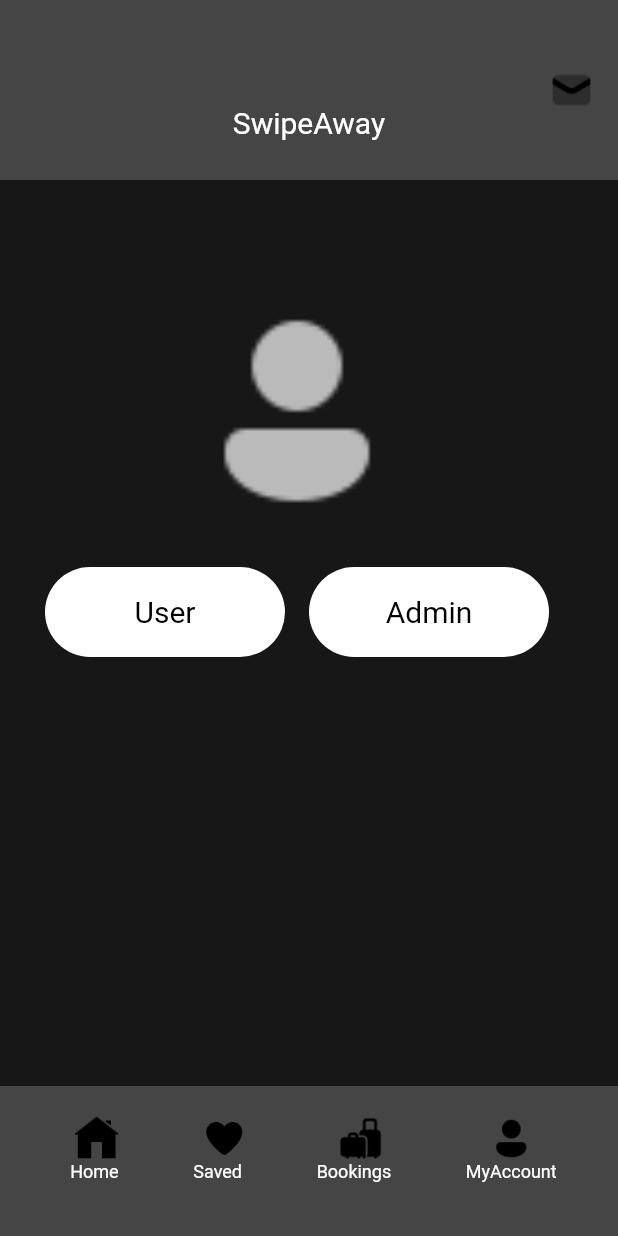
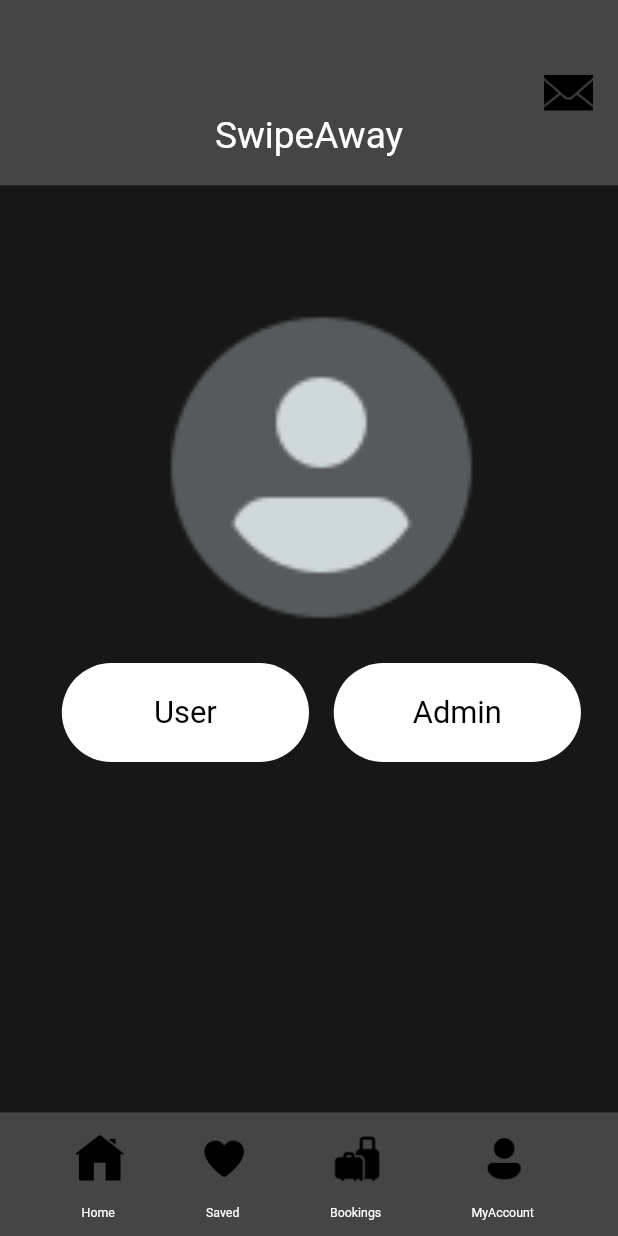
Before and after one commit to helenajullia/SwipeAway, a Flutter app: the screen it shows after launch, on a phone screen of 412 x 824 dp. Run offline on Flutter 3.47's test engine with Material 2 defaults, Android fonts, the phone set to English and light mode, and no system bars; our stand-ins replace get, google_fonts.

Commit message:
Improved layout for every device

```diff
--- a/lib/authentication/choose_user_or_admin.dart
+++ b/lib/authentication/choose_user_or_admin.dart
@@ -4,45 +4,49 @@ import 'package:google_fonts/google_fonts.dart';
 class ChooseUserOrAdmin extends StatelessWidget {
   @override
   Widget build(BuildContext context) {
+    final screenSize = MediaQuery.of(context).size;
+
     return Scaffold(
       backgroundColor: Color(0xFF171717),
       body: Stack(
         children: [
-          // Title at the top
           Positioned(
             left: 0,
             right: 0,
-            top: 0,
+            top: screenSize.height * 0.00, // Adjust the top position of the "SwipeAway" text
             child: Container(
-              width: 390,
-              height: 120,
+              width: screenSize.width,
+              height: screenSize.height * 0.15,
               decoration: BoxDecoration(color: Color(0xFF454545)),
               child: Stack(
                 alignment: Alignment.center,
                 children: [
                   Row(
                     mainAxisAlignment: MainAxisAlignment.center,
+                    crossAxisAlignment: CrossAxisAlignment.center,
                     children: [
-                      Text(
+                      Align(
+                        alignment: Alignment(0.4, 0.6), // Adjust the values (-1.0 to 1.0) to control alignment
+                        child: Text(
                           'SwipeAway',
-                        textAlign: TextAlign.center,
                           style: GoogleFonts.kronaOne(
                             color: Colors.white,
-                          fontSize: 20,
+
+                            fontSize: screenSize.width * 0.06,
                             fontWeight: FontWeight.w400,
-                          height: 5,
+                          ),
                         ),
                       ),
                     ],
                   ),
                   Positioned(
-                    right: 16,
-                    top: 45,
+                    right: screenSize.width * 0.04,
+                    top: screenSize.height * 0.055,
                     child: Image.asset(
-                      'assets/icons/notifications_icon.png', // Replace with the path to your existing icon
-                      width: 30, // Adjust the width as needed
-                      height: 30, // Adjust the height as needed
-                      color: Colors.black, // Adjust the color as needed
+                      'assets/icons/notifications_icon.png',
+                      width: screenSize.width * 0.08,
+                      height: screenSize.width * 0.08,
+                      color: Colors.black,
                     ),
                   ),
                 ],
@@ -50,25 +54,19 @@ class ChooseUserOrAdmin extends StatelessWidget {
             ),
           ),
 
-
-
-
-          // User and Admin Buttons (Centered, Side by Side)
           Positioned(
-            left: 30,
-            top: 250,
+            left: screenSize.width * 0.1,
+            top: screenSize.height * 0.32,
             child: Column(
               children: [
-                // Icon above the buttons
                 Transform.scale(
-                  scale: 3.0, // Increase the scale value to make the icon larger
+                  scale: 2.5,
                   child: Image.asset(
-                    'assets/icons/myAccount_icon.png',
-                    color: Colors.white70,
+                    'assets/icons/user_icon.png',
+                    color: Colors.blueGrey.shade100,
                   ),
                 ),
-                SizedBox(height: 80), // Adjust the space between the icon and buttons
-                // User and Admin Buttons (Centered, Side by Side)
+                SizedBox(height: screenSize.height * 0.1),
                 Row(
                   mainAxisAlignment: MainAxisAlignment.center,
                   children: [
@@ -77,46 +75,44 @@ class ChooseUserOrAdmin extends StatelessWidget {
                         // Handle user button click
                       },
                       child: Container(
-                        width: 160,
-                        height: 60,
+                        width: screenSize.width * 0.4,
+                        height: screenSize.height * 0.08,
                         alignment: Alignment.center,
                         decoration: BoxDecoration(
                           color: Colors.white,
-                          borderRadius: BorderRadius.circular(30),
+                          borderRadius: BorderRadius.circular(screenSize.width * 0.08),
                         ),
                         child: Text(
                           'User',
                           textAlign: TextAlign.center,
                           style: GoogleFonts.kronaOne(
                             color: Colors.black,
-                            fontSize: 20,
+                            fontSize: screenSize.width * 0.05,
                             fontWeight: FontWeight.w400,
-                            height: 0,
                           ),
                         ),
                       ),
                     ),
-                    SizedBox(width: 16),
+                    SizedBox(width: screenSize.width * 0.04),
                     InkWell(
                       onTap: () {
                         // Handle admin button click
                       },
                       child: Container(
-                        width: 160,
-                        height: 60,
+                        width: screenSize.width * 0.4,
+                        height: screenSize.height * 0.08,
                         alignment: Alignment.center,
                         decoration: BoxDecoration(
                           color: Colors.white,
-                          borderRadius: BorderRadius.circular(30),
+                          borderRadius: BorderRadius.circular(screenSize.width * 0.08),
                         ),
                         child: Text(
                           'Admin',
                           textAlign: TextAlign.center,
                           style: GoogleFonts.kronaOne(
                             color: Colors.black,
-                            fontSize: 20,
+                            fontSize: screenSize.width * 0.05,
                             fontWeight: FontWeight.w400,
-                            height: 0,
                           ),
                         ),
                       ),
@@ -126,91 +122,37 @@ class ChooseUserOrAdmin extends StatelessWidget {
               ],
             ),
           ),
-
-
-          // Navigation (Moved to the bottom)
           Positioned(
             left: 0,
             right: 0,
             bottom: 0,
             child: Container(
-              width: 390,
-              height: 100, // You can adjust the height
+              width: screenSize.width,
+              height: screenSize.height * 0.1,
               decoration: BoxDecoration(color: Color(0xFF454545)),
-              child: Column(
-                children: [
-                  SizedBox(height: 20), // Adjust the height as needed
-                  Row(
+              child: Row(
                 mainAxisAlignment: MainAxisAlignment.spaceEvenly,
                 children: [
-                      // Wrap each Column with Align to align the content at the bottom
+                  for (final icon in [
+                    'home_icon.png',
+                    'saved_icon.png',
+                    'bookings_icon.png',
+                    'myAccount_icon.png',
+                  ])
                     Column(
                       children: [
                         Image.asset(
-                            'assets/icons/home_icon.png',
-                            width: 30,
-                            height: 30,
+                          'assets/icons/$icon',
+                          width: screenSize.width * 0.08,
+                          height: screenSize.width * 0.15,
                           color: Colors.black,
                         ),
                         Text(
-                            '  Home   ',
+                          '  ${_getLabelForIcon(icon)}   ',
                           style: GoogleFonts.kronaOne(
                             color: Colors.white,
-                              fontSize: 12,
+                            fontSize: screenSize.width * 0.02,
                           ),
-                          ),
-                        ],
-                      ),
-                      Column(
-                        children: [
-                          Image.asset(
-                            'assets/icons/saved_icon.png',
-                            width: 30,
-                            height: 30,
-                            color: Colors.black,
-                          ),
-                          Text(
-                            'Saved   ',
-                            style: GoogleFonts.kronaOne(
-                              color: Colors.white,
-                              fontSize: 12,
-                            ),
-                          ),
-                        ],
-                      ),
-                      Column(
-                        children: [
-                          Image.asset(
-                            'assets/icons/bookings_icon.png',
-                            width: 30,
-                            height: 30,
-                            color: Colors.black,
-                          ),
-                          Text(
-                            'Bookings   ',
-                            style: GoogleFonts.kronaOne(
-                              color: Colors.white,
-                              fontSize: 12,
-                            ),
-                          ),
-                        ],
-                      ),
-                      Column(
-                        children: [
-                          Image.asset(
-                            'assets/icons/myAccount_icon.png',
-                            width: 30,
-                            height: 30,
-                            color: Colors.black,
-                          ),
-                          Text(
-                            'MyAccount',
-                            style: GoogleFonts.kronaOne(
-                              color: Colors.white,
-                              fontSize: 12,
-                            ),
-                          ),
-                        ],
                         ),
                       ],
                     ),
@@ -222,4 +164,19 @@ class ChooseUserOrAdmin extends StatelessWidget {
       ),
     );
   }
+
+  String _getLabelForIcon(String iconName) {
+    switch (iconName) {
+      case 'home_icon.png':
+        return 'Home';
+      case 'saved_icon.png':
+        return 'Saved';
+      case 'bookings_icon.png':
+        return 'Bookings';
+      case 'myAccount_icon.png':
+        return 'MyAccount';
+      default:
+        return '';
     }
+  }
+}
--- a/pubspec.yaml
+++ b/pubspec.yaml
@@ -14,9 +14,8 @@ dependencies:
   get:
 
 flutter:
-    assets:
-      - assets/icons
-
+  assets:
+    - assets/icons/
 
 dev_dependencies:
   flutter_test:
```
Also changed, not shown: assets/icons/notifications_icon.png, assets/icons/user_icon.png (added). Lines whose indentation alone changed are shown as unchanged.
